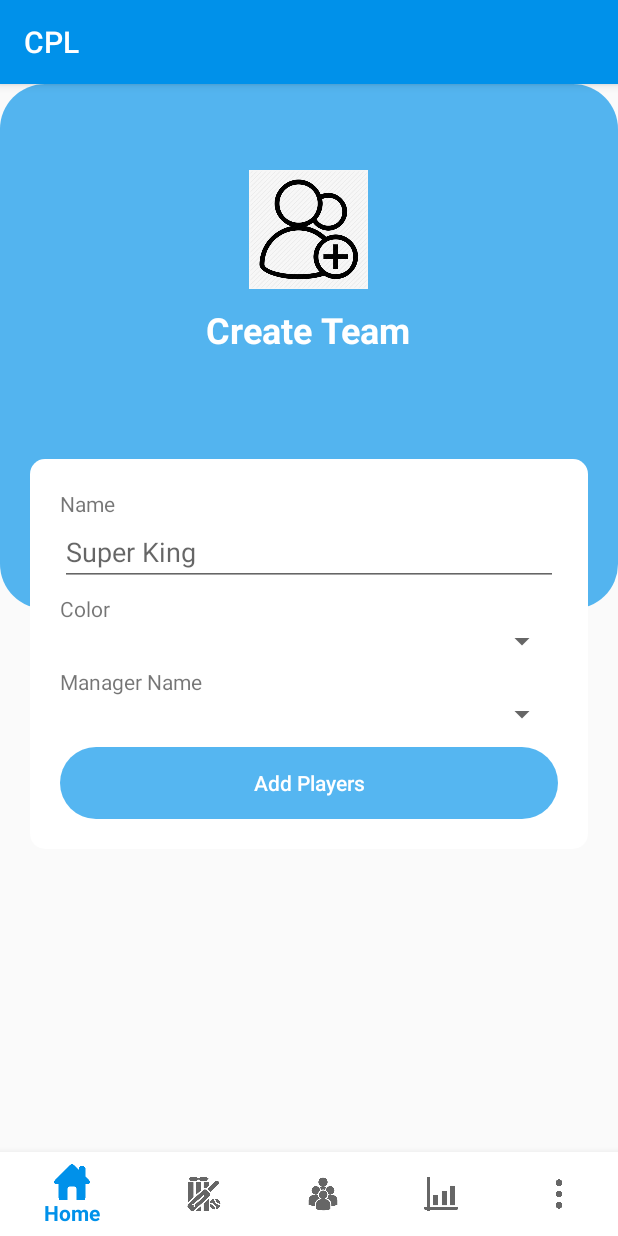
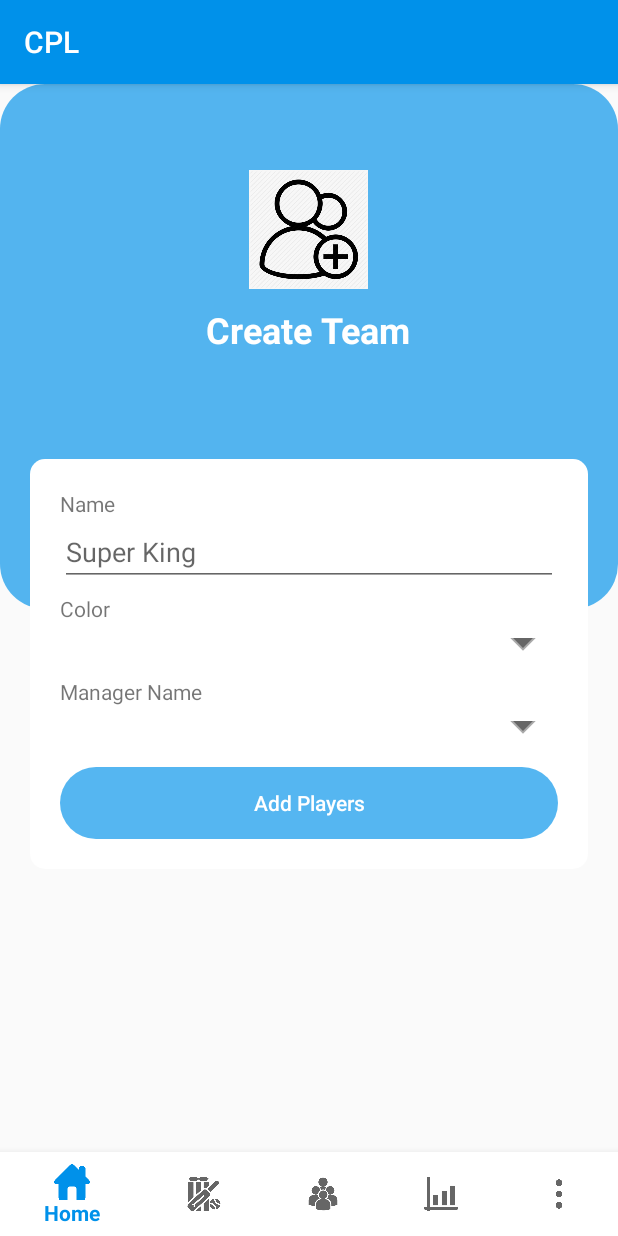
Before and after one commit to Kush148/CPL, an Android app: the fragment TeamCreate placed in its activity, on a phone screen of 412 x 824 dp. Run offline under Robolectric (Android 15) with nearby library versions, the phone set to English and light mode, and no system bars; 3 statements that could not run were skipped.

Commit message:
modified teamCreate and team fragment with setting spinner background everywhere

```diff
--- /dev/null
+++ b/app/src/main/res/drawable/spinner_border.xml
@@ -0,0 +1,25 @@
+<?xml version="1.0" encoding="utf-8"?>
+<layer-list xmlns:android="http://schemas.android.com/apk/res/android">
+    <item>
+        <color android:color="@color/cardview_light_background" />
+    </item>
+    <item android:gravity="center_vertical|right" android:right="8dp">
+        <layer-list>
+            <item android:width="12dp" android:height="12dp" android:gravity="center" android:bottom="10dp">
+                <rotate
+                    android:fromDegrees="45"
+                    android:toDegrees="45">
+                    <shape android:shape="rectangle">
+                        <solid android:color="#666666" />
+                        <stroke android:color="#aaaaaa" android:width="1dp"/>
+                    </shape>
+                </rotate>
+            </item>
+            <item android:width="30dp" android:height="10dp" android:bottom="21dp" android:gravity="center">
+                <shape android:shape="rectangle">
+                    <solid android:color="@color/cardview_light_background"/>
+                </shape>
+            </item>
+        </layer-list>
+    </item>
+</layer-list>
--- a/app/src/main/res/layout/fragment_create_match.xml
+++ b/app/src/main/res/layout/fragment_create_match.xml
@@ -67,6 +67,7 @@
 
                 <Spinner
                     android:id="@+id/etTeamA"
+                    android:background="@drawable/spinner_border"
                     android:layout_width="match_parent"
                     android:layout_height="wrap_content"
 
@@ -80,6 +81,7 @@
 
                 <Spinner
                     android:id="@+id/etTeamB"
+                    android:background="@drawable/spinner_border"
                     android:layout_width="match_parent"
                     android:layout_height="wrap_content"
 
--- a/app/src/main/res/layout/fragment_point_table.xml
+++ b/app/src/main/res/layout/fragment_point_table.xml
@@ -49,6 +49,7 @@
         android:layout_width="100dp"
         android:layout_height="wrap_content"
         android:layout_marginStart="10dp"
+        android:background="@drawable/spinner_border"
         app:layout_constraintStart_toEndOf="@+id/tv_spinner"
         app:layout_constraintTop_toTopOf="@+id/tv_spinner" />
 
--- a/app/src/main/res/layout/fragment_team_create.xml
+++ b/app/src/main/res/layout/fragment_team_create.xml
@@ -69,6 +69,7 @@
                 <Spinner
 
                     android:id="@+id/teamcolor"
+                    android:background="@drawable/spinner_border"
                     android:layout_width="match_parent"
                     android:layout_height="wrap_content" />
 
@@ -81,6 +82,7 @@
 
                 <Spinner
                     android:id="@+id/teammanager"
+                    android:background="@drawable/spinner_border"
                     android:layout_width="match_parent"
                     android:layout_height="wrap_content"
 
```
Also changed, not shown: app/src/main/java/com/example/cpl/TeamCreate.java (+42 -25 lines), app/src/main/java/com/example/cpl/TeamFragment.java (+9 -0 lines).
